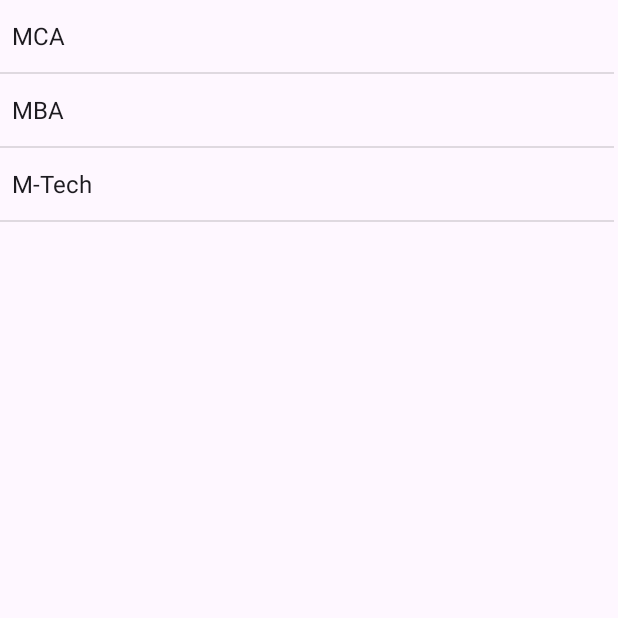
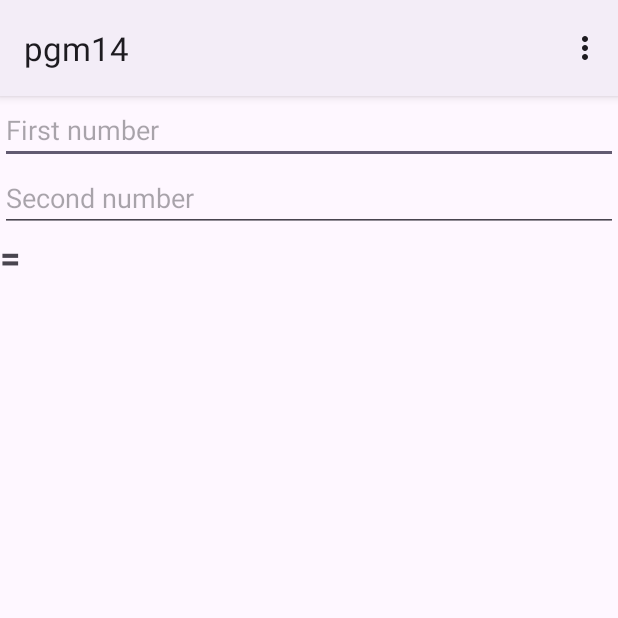
Before and after one commit to krishnanandmca/pgm10-11-12, an Android app: the screen it shows after launch (ListViewActivity before the commit, OptionActivity after it), on a phone screen of 412 x 824 dp, the top half of it. Run offline under Robolectric (Android 15) with nearby library versions, the phone set to English and light mode, and no system bars.

Commit message:
pgm 14 option operation added

```diff
--- /dev/null
+++ b/src/main/java/com/example/pgm10/OptionActivity.java
@@ -0,0 +1,60 @@
+package com.example.pgm10;
+
+import androidx.annotation.NonNull;
+import androidx.appcompat.app.AppCompatActivity;
+
+import android.os.Bundle;
+import android.view.Menu;
+import android.view.MenuItem;
+import android.widget.EditText;
+import android.widget.TextView;
+import android.widget.Toast;
+
+public class OptionActivity extends AppCompatActivity {
+        EditText e1, e2;
+        TextView t1;
+    @Override
+    protected void onCreate(Bundle savedInstanceState) {
+        super.onCreate(savedInstanceState);
+        setContentView(R.layout.activity_option);
+
+        e1 = findViewById(R.id.editTextNumber);
+        e2 = findViewById(R.id.editTextNumber2);
+        t1 = findViewById(R.id.textView3);
+    }
+
+    @Override
+    public boolean onCreateOptionsMenu(Menu menu) {
+        getMenuInflater().inflate(R.menu.menu,menu);
+        return true;
+    }
+
+    @Override
+    public boolean onOptionsItemSelected(@NonNull MenuItem item) {
+        int i = item.getItemId();
+        int n = Integer.parseInt(e1.getText().toString());
+        int m = Integer.parseInt(e2.getText().toString());
+        int res=0;
+        if(i== R.id.item1) {
+            res = n+m;
+            t1.setText(String.valueOf(res));
+
+            return true;
+        }else if(i== R.id.item2) {
+            res = n-m;
+            t1.setText(String.valueOf(res));
+
+              return true;
+
+        }else if(i == R.id.item3){
+            res = n*m;
+            t1.setText(String.valueOf(res));
+
+            return true;
+
+        }
+
+
+        return super.onOptionsItemSelected(item);
+    }
+}
--- /dev/null
+++ b/src/main/res/layout/activity_option.xml
@@ -0,0 +1,34 @@
+<?xml version="1.0" encoding="utf-8"?>
+<LinearLayout xmlns:android="http://schemas.android.com/apk/res/android"
+    xmlns:app="http://schemas.android.com/apk/res-auto"
+    xmlns:tools="http://schemas.android.com/tools"
+    android:layout_width="match_parent"
+    android:layout_height="match_parent"
+    android:orientation="vertical"
+    tools:context=".OptionActivity">
+
+    <EditText
+        android:id="@+id/editTextNumber"
+        android:layout_width="match_parent"
+        android:layout_height="wrap_content"
+        android:ems="10"
+        android:hint="First number"
+        android:inputType="number" />
+
+    <EditText
+        android:id="@+id/editTextNumber2"
+        android:layout_width="match_parent"
+        android:layout_height="wrap_content"
+        android:hint="Second number"
+        android:ems="10"
+        android:inputType="number" />
+
+    <TextView
+        android:id="@+id/textView3"
+        android:layout_width="match_parent"
+        android:layout_height="wrap_content"
+        android:text="="
+        android:textSize="24dp"
+        android:textStyle="bold"
+        />
+</LinearLayout>
--- /dev/null
+++ b/src/main/res/menu/menu.xml
@@ -0,0 +1,12 @@
+<?xml version="1.0" encoding="utf-8"?>
+<menu xmlns:android="http://schemas.android.com/apk/res/android">
+    <item android:id="@+id/item1"
+        android:title ="Add"
+        />
+    <item android:id="@+id/item2"
+        android:title ="Subtract"
+        />
+    <item android:id="@+id/item3"
+        android:title ="Multiply"
+        />
+</menu>
--- a/src/main/res/values/strings.xml
+++ b/src/main/res/values/strings.xml
@@ -1,3 +1,3 @@
 <resources>
-    <string name="app_name">pgm10</string>
+    <string name="app_name">pgm14</string>
 </resources>
--- a/src/main/res/values/themes.xml
+++ b/src/main/res/values/themes.xml
@@ -1,6 +1,6 @@
 <resources xmlns:tools="http://schemas.android.com/tools">
     <!-- Base application theme. -->
-    <style name="Base.Theme.Pgm10" parent="Theme.Material3.DayNight.NoActionBar">
+    <style name="Base.Theme.Pgm10" parent="Theme.Material3.DayNight">
         <!-- Customize your light theme here. -->
         <!-- <item name="colorPrimary">@color/my_light_primary</item> -->
     </style>
```
Also changed, not shown: src/main/AndroidManifest.xml (+6 -3 lines).
